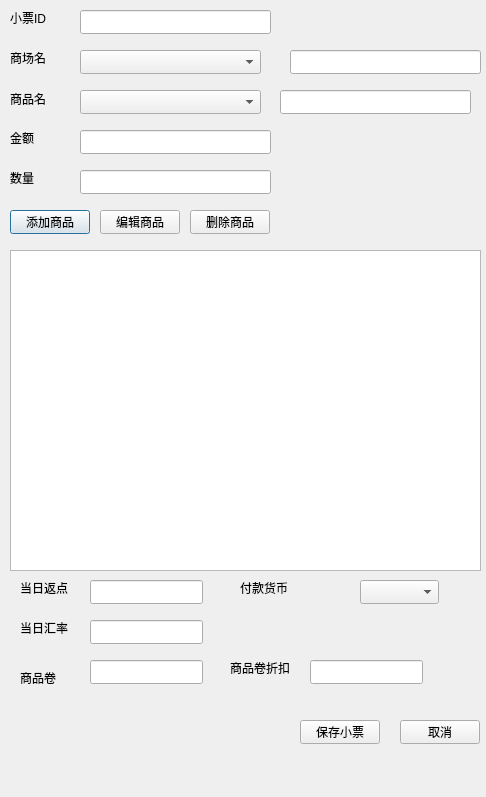
Before: the Qt Designer form newinvoicedialog.ui in cryring/myorder, drawn with Qt 5.
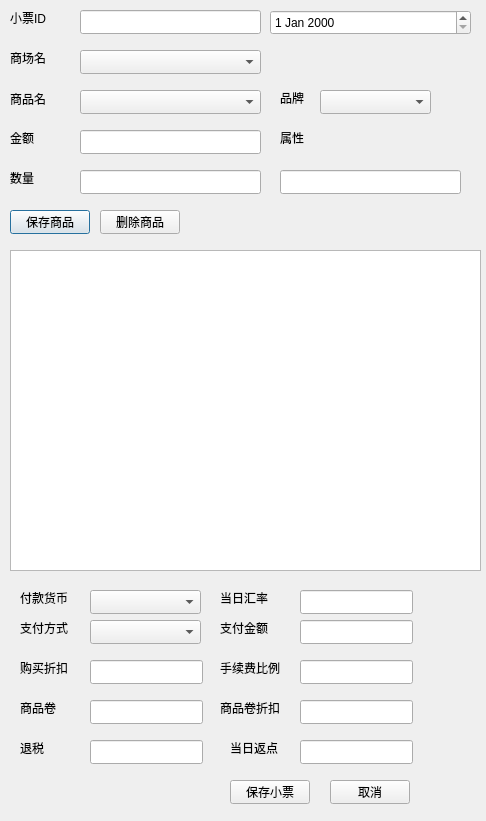
After: the same form once the commit is applied.

Diff of the .ui file:
```diff
--- a/newinvoicedialog.ui
+++ b/newinvoicedialog.ui
@@ -7,22 +7,12 @@
     <x>0</x>
     <y>0</y>
     <width>486</width>
-    <height>797</height>
+    <height>821</height>
    </rect>
   </property>
   <property name="windowTitle">
    <string>Dialog</string>
   </property>
-  <widget class="QLineEdit" name="goodsNameEdit">
-   <property name="geometry">
-    <rect>
-     <x>280</x>
-     <y>90</y>
-     <width>191</width>
-     <height>24</height>
-    </rect>
-   </property>
-  </widget>
   <widget class="QComboBox" name="savedGoodsNameBox">
    <property name="geometry">
     <rect>
@@ -82,7 +72,7 @@
     </rect>
    </property>
    <property name="text">
-    <string>添加商品</string>
+    <string>保存商品</string>
    </property>
   </widget>
   <widget class="QTableView" name="invoiceView">
@@ -95,24 +85,11 @@
     </rect>
    </property>
   </widget>
-  <widget class="QPushButton" name="editGoodsButton">
-   <property name="geometry">
-    <rect>
-     <x>100</x>
-     <y>210</y>
-     <width>80</width>
-     <height>24</height>
-    </rect>
-   </property>
-   <property name="text">
-    <string>编辑商品</string>
-   </property>
-  </widget>
   <widget class="QPushButton" name="saveButton">
    <property name="geometry">
     <rect>
-     <x>300</x>
-     <y>720</y>
+     <x>230</x>
+     <y>780</y>
      <width>80</width>
      <height>24</height>
     </rect>
@@ -124,8 +101,8 @@
   <widget class="QPushButton" name="cancelButton">
    <property name="geometry">
     <rect>
-     <x>400</x>
-     <y>720</y>
+     <x>330</x>
+     <y>780</y>
      <width>80</width>
      <height>24</height>
     </rect>
@@ -139,7 +116,7 @@
     <rect>
      <x>80</x>
      <y>130</y>
-     <width>191</width>
+     <width>181</width>
      <height>24</height>
     </rect>
    </property>
@@ -147,9 +124,9 @@
   <widget class="QComboBox" name="currencyBox">
    <property name="geometry">
     <rect>
-     <x>360</x>
-     <y>580</y>
-     <width>79</width>
+     <x>90</x>
+     <y>590</y>
+     <width>111</width>
      <height>24</height>
     </rect>
    </property>
@@ -159,7 +136,7 @@
     <rect>
      <x>80</x>
      <y>170</y>
-     <width>191</width>
+     <width>181</width>
      <height>24</height>
     </rect>
    </property>
@@ -167,8 +144,8 @@
   <widget class="QLabel" name="label_4">
    <property name="geometry">
     <rect>
-     <x>20</x>
-     <y>580</y>
+     <x>230</x>
+     <y>740</y>
      <width>59</width>
      <height>16</height>
     </rect>
@@ -180,8 +157,8 @@
   <widget class="QLineEdit" name="lineEdit_4">
    <property name="geometry">
     <rect>
-     <x>90</x>
-     <y>580</y>
+     <x>300</x>
+     <y>740</y>
      <width>113</width>
      <height>24</height>
     </rect>
@@ -190,8 +167,8 @@
   <widget class="QLabel" name="label_5">
    <property name="geometry">
     <rect>
-     <x>20</x>
-     <y>620</y>
+     <x>220</x>
+     <y>590</y>
      <width>59</width>
      <height>16</height>
     </rect>
@@ -203,8 +180,8 @@
   <widget class="QLineEdit" name="lineEdit_5">
    <property name="geometry">
     <rect>
-     <x>90</x>
-     <y>620</y>
+     <x>300</x>
+     <y>590</y>
      <width>113</width>
      <height>24</height>
     </rect>
@@ -214,7 +191,7 @@
    <property name="geometry">
     <rect>
      <x>20</x>
-     <y>670</y>
+     <y>700</y>
      <width>59</width>
      <height>16</height>
     </rect>
@@ -227,7 +204,7 @@
    <property name="geometry">
     <rect>
      <x>90</x>
-     <y>660</y>
+     <y>700</y>
      <width>113</width>
      <height>24</height>
     </rect>
@@ -236,8 +213,8 @@
   <widget class="QLabel" name="label_7">
    <property name="geometry">
     <rect>
-     <x>230</x>
-     <y>660</y>
+     <x>220</x>
+     <y>700</y>
      <width>71</width>
      <height>16</height>
     </rect>
@@ -249,8 +226,8 @@
   <widget class="QLineEdit" name="lineEdit_7">
    <property name="geometry">
     <rect>
-     <x>310</x>
-     <y>660</y>
+     <x>300</x>
+     <y>700</y>
      <width>113</width>
      <height>24</height>
     </rect>
@@ -261,7 +238,7 @@
     <rect>
      <x>80</x>
      <y>10</y>
-     <width>191</width>
+     <width>181</width>
      <height>24</height>
     </rect>
    </property>
@@ -282,8 +259,8 @@
   <widget class="QLabel" name="label_9">
    <property name="geometry">
     <rect>
-     <x>240</x>
-     <y>580</y>
+     <x>20</x>
+     <y>590</y>
      <width>59</width>
      <height>16</height>
     </rect>
@@ -295,7 +272,7 @@
   <widget class="QPushButton" name="delGoodsButton">
    <property name="geometry">
     <rect>
-     <x>190</x>
+     <x>100</x>
      <y>210</y>
      <width>80</width>
      <height>24</height>
@@ -305,16 +282,6 @@
     <string>删除商品</string>
    </property>
   </widget>
-  <widget class="QLineEdit" name="shopNameEdit">
-   <property name="geometry">
-    <rect>
-     <x>290</x>
-     <y>50</y>
-     <width>191</width>
-     <height>24</height>
-    </rect>
-   </property>
-  </widget>
   <widget class="QComboBox" name="shopNameBox">
    <property name="geometry">
     <rect>
@@ -338,6 +305,177 @@
     <string>商场名</string>
    </property>
   </widget>
+  <widget class="QLabel" name="label_11">
+   <property name="geometry">
+    <rect>
+     <x>20</x>
+     <y>740</y>
+     <width>59</width>
+     <height>16</height>
+    </rect>
+   </property>
+   <property name="text">
+    <string>退税</string>
+   </property>
+  </widget>
+  <widget class="QLineEdit" name="taxFreeEdit">
+   <property name="geometry">
+    <rect>
+     <x>90</x>
+     <y>740</y>
+     <width>113</width>
+     <height>24</height>
+    </rect>
+   </property>
+  </widget>
+  <widget class="QComboBox" name="brandComboBox">
+   <property name="geometry">
+    <rect>
+     <x>320</x>
+     <y>90</y>
+     <width>111</width>
+     <height>24</height>
+    </rect>
+   </property>
+  </widget>
+  <widget class="QLabel" name="label_12">
+   <property name="geometry">
+    <rect>
+     <x>280</x>
+     <y>90</y>
+     <width>59</width>
+     <height>16</height>
+    </rect>
+   </property>
+   <property name="text">
+    <string>品牌</string>
+   </property>
+  </widget>
+  <widget class="QLineEdit" name="attributeEdit">
+   <property name="geometry">
+    <rect>
+     <x>280</x>
+     <y>170</y>
+     <width>181</width>
+     <height>24</height>
+    </rect>
+   </property>
+  </widget>
+  <widget class="QLabel" name="label_13">
+   <property name="geometry">
+    <rect>
+     <x>280</x>
+     <y>130</y>
+     <width>59</width>
+     <height>16</height>
+    </rect>
+   </property>
+   <property name="text">
+    <string>属性</string>
+   </property>
+  </widget>
+  <widget class="QComboBox" name="payMethodBox">
+   <property name="geometry">
+    <rect>
+     <x>90</x>
+     <y>620</y>
+     <width>111</width>
+     <height>24</height>
+    </rect>
+   </property>
+  </widget>
+  <widget class="QLabel" name="label_14">
+   <property name="geometry">
+    <rect>
+     <x>20</x>
+     <y>620</y>
+     <width>59</width>
+     <height>16</height>
+    </rect>
+   </property>
+   <property name="text">
+    <string>支付方式</string>
+   </property>
+  </widget>
+  <widget class="QLabel" name="label_15">
+   <property name="geometry">
+    <rect>
+     <x>220</x>
+     <y>620</y>
+     <width>59</width>
+     <height>16</height>
+    </rect>
+   </property>
+   <property name="text">
+    <string>支付金额</string>
+   </property>
+  </widget>
+  <widget class="QLineEdit" name="payPriceEdit">
+   <property name="geometry">
+    <rect>
+     <x>300</x>
+     <y>620</y>
+     <width>113</width>
+     <height>24</height>
+    </rect>
+   </property>
+  </widget>
+  <widget class="QLineEdit" name="disCountEdit">
+   <property name="geometry">
+    <rect>
+     <x>90</x>
+     <y>660</y>
+     <width>113</width>
+     <height>24</height>
+    </rect>
+   </property>
+  </widget>
+  <widget class="QLabel" name="label_16">
+   <property name="geometry">
+    <rect>
+     <x>20</x>
+     <y>660</y>
+     <width>71</width>
+     <height>16</height>
+    </rect>
+   </property>
+   <property name="text">
+    <string>购买折扣</string>
+   </property>
+  </widget>
+  <widget class="QDateEdit" name="dateEdit">
+   <property name="geometry">
+    <rect>
+     <x>270</x>
+     <y>10</y>
+     <width>201</width>
+     <height>25</height>
+    </rect>
+   </property>
+  </widget>
+  <widget class="QLabel" name="label_17">
+   <property name="geometry">
+    <rect>
+     <x>220</x>
+     <y>660</y>
+     <width>71</width>
+     <height>16</height>
+    </rect>
+   </property>
+   <property name="text">
+    <string>手续费比例</string>
+   </property>
+  </widget>
+  <widget class="QLineEdit" name="feeRateEdit">
+   <property name="geometry">
+    <rect>
+     <x>300</x>
+     <y>660</y>
+     <width>113</width>
+     <height>24</height>
+    </rect>
+   </property>
+  </widget>
  </widget>
  <resources/>
  <connections/>
```
Left out of the diff: 16 changed lines with no effect on the pictures.
